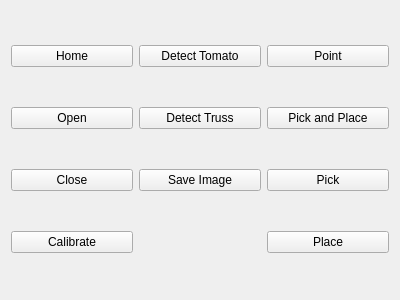
This is rqt_user_interface/resource/flex_grasp.ui in padmaja-kulkarni/vine_tomato_grasping as Qt 5 draws it before an edit. The edited form follows.
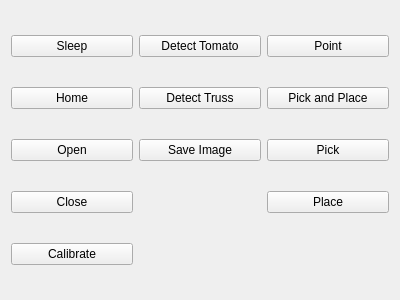
This is the edited form.

Commit message: Added sleep command, and fixed joint target tolerance check

Patch:
```diff
--- a/rqt_user_interface/resource/flex_grasp.ui
+++ b/rqt_user_interface/resource/flex_grasp.ui
@@ -15,7 +15,15 @@
   </property>
   <layout class="QGridLayout" name="gridLayout">
 
-   <item row="0" column="0">
+    <item row="0" column="0">
+     <widget class="QPushButton" name="SleepButton">
+      <property name="text">
+       <string>Sleep</string>
+      </property>
+     </widget>
+    </item>
+
+   <item row="1" column="0">
     <widget class="QPushButton" name="HomeButton">
      <property name="text">
       <string>Home</string>
@@ -23,7 +31,7 @@
     </widget>
    </item>
 
-   <item row="1" column="0">
+   <item row="2" column="0">
     <widget class="QPushButton" name="OpenButton">
      <property name="text">
       <string>Open</string>
@@ -31,7 +39,7 @@
     </widget>
    </item>
 
-   <item row="2" column="0">
+   <item row="3" column="0">
     <widget class="QPushButton" name="CloseButton">
      <property name="text">
       <string>Close</string>
@@ -39,7 +47,7 @@
     </widget>
    </item>
 
-   <item row="3" column="0">
+   <item row="4" column="0">
     <widget class="QPushButton" name="CalibrateButton">
      <property name="text">
       <string>Calibrate</string>
```
The commit also changes 5 other files.
